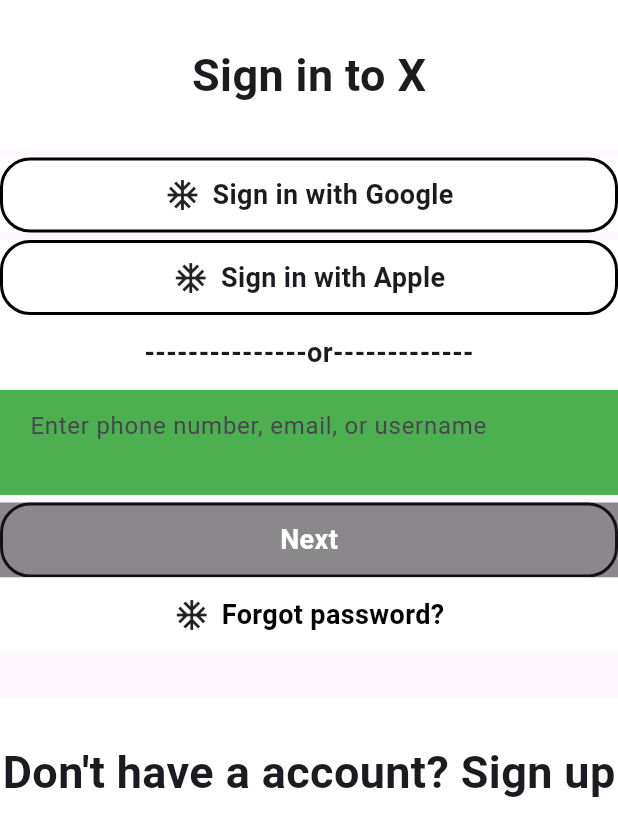
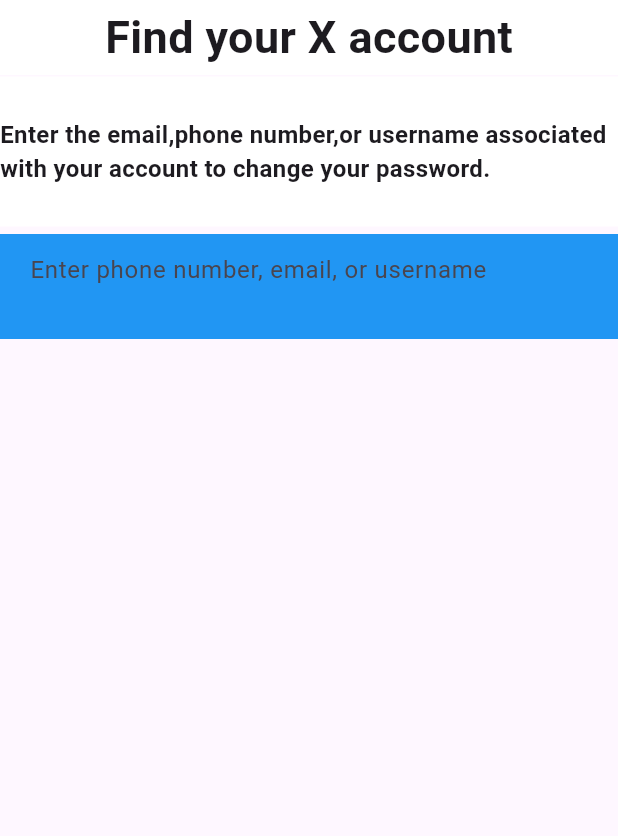
Before and after one commit to MudeNalinNaik/list_data, a Flutter app: the screen it shows after launch, on a phone screen of 412 x 824 dp. Shown: the top 836 px of the screen. Run offline on Flutter 3.47's test engine with Material 3 defaults, Android fonts, the phone set to English and light mode, and no system bars.

Commit message:
twitterloginpage03

```diff
--- a/lib/main.dart
+++ b/lib/main.dart
@@ -30,107 +30,35 @@ class _HomepageState extends State<Homepage> {
       body: Column(
         children: [
           Container(
+            height: 50,
+            width: MediaQuery.of(context).size.width,
+            color: Colors.white,
+            child: const Center(
+              child: Text(
+                'Find your X account',
+                style: TextStyle(fontWeight: FontWeight.bold, fontSize: 30),
+              ),
+            ),
+          ), //cont 1
+          SizedBox(height: 1,width: MediaQuery.of(context).size.width,),
+          Container(
             height: 100,
             width: MediaQuery.of(context).size.width,
             color: Colors.white,
             child: const Center(
               child: Text(
-                'Sign in to X',
-                style: TextStyle(fontWeight: FontWeight.bold, fontSize: 30),
+                'Enter the email,phone number,or username associated with your account to change your password.',
+                style: TextStyle(fontWeight: FontWeight.bold, fontSize: 16),
               ),
             ),
-          ), //cont 1
+          ),// cont 2
           SizedBox(height: 5,width: MediaQuery.of(context).size.width,),
-          Container(
-            height: 50,
-            width: 700,
-            color: Colors.white,
-            child: Container(
-              decoration: BoxDecoration(
-                borderRadius: BorderRadius.horizontal(
-                  left: Radius.circular(20),
-                  right: Radius.circular(20),
-                ),
-                border: Border.all(
-                  color: Colors.black,
-                  width: 2, // Set your desired border width
-                ),
-              ),
-              child: ClipRRect(
-                borderRadius: BorderRadius.horizontal(
-                  left: Radius.circular(18), // Adjusted to account for border width
-                  right: Radius.circular(18), // Adjusted to account for border width
-                ),
-                child: Row(
-                  mainAxisAlignment: MainAxisAlignment.center,
-                  children: [
-                    Padding(
-                      padding: const EdgeInsets.only(right: 8.0),
-                      child: Icon(Icons.ac_unit), // Use the appropriate Google icon
-                    ),
-                    Text(
-                      'Sign in with Google',
-                      style: TextStyle(fontWeight: FontWeight.bold, fontSize: 18),
-                    ),
-                  ],
-                ),
-              ),
-            ),
-          ), // cont 2
-          SizedBox(height: 5,width: MediaQuery.of(context).size.width,),
-          Container(
-            height: 50,
-            width: 700,
-            color: Colors.white,
-            child: Container(
-              decoration: BoxDecoration(
-                borderRadius: BorderRadius.horizontal(
-                  left: Radius.circular(20),
-                  right: Radius.circular(20),
-                ),
-                border: Border.all(
-                  color: Colors.black,
-                  width: 2, // Set your desired border width
-                ),
-              ),
-              child: ClipRRect(
-                borderRadius: BorderRadius.horizontal(
-                  left: Radius.circular(18), // Adjusted to account for border width
-                  right: Radius.circular(18), // Adjusted to account for border width
-                ),
-                child: Row(
-                  mainAxisAlignment: MainAxisAlignment.center,
-                  children: [
-                    Padding(
-                      padding: const EdgeInsets.only(right: 8.0),
-                      child: Icon(Icons.ac_unit), // Use the appropriate Google icon
-                    ),
-                    Text(
-                      'Sign in with Apple',
-                      style: TextStyle(fontWeight: FontWeight.bold, fontSize: 18),
-                    ),
-                  ],
-                ),
-              ),
-            ),
-          ),//cont 3
-          Container(
-            height: 50,
-            width: MediaQuery.of(context).size.width,
-            color: Colors.white,
-            child: const Center(
-              child: Text(
-                '---------------or-------------',
-                style: TextStyle(fontWeight: FontWeight.bold, fontSize: 18),
-              ),
-            ),
-          ), // cont 4
           Container(
             padding: EdgeInsets.symmetric(horizontal: 20),
             height: 70,
             width: 700,
             decoration: BoxDecoration(
-              color: Colors.green,
+              color: Colors.blue,
             ),
             child: TextField(
               decoration: InputDecoration(
@@ -138,90 +66,8 @@ class _HomepageState extends State<Homepage> {
                 hintText: 'Enter phone number, email, or username',
               ),
             ),
-          ),
-          //cont 5
-          SizedBox(height: 5,width: MediaQuery.of(context).size.width,),
-          Container(
-            height: 50,
-            width: 700,
-            color: Colors.black45,
-            child: Container(
-              decoration: BoxDecoration(
-                borderRadius: BorderRadius.horizontal(
-                  left: Radius.circular(20),
-                  right: Radius.circular(20),
-                ),
-                border: Border.all(
-                  color: Colors.black87,
-                  width: 2, // Set your desired border width
-                ),
-              ),
-              child: ClipRRect(
-                borderRadius: BorderRadius.horizontal(
-                  left: Radius.circular(18), // Adjusted to account for border width
-                  right: Radius.circular(18), // Adjusted to account for border width
-                ),
-                child: Row(
-                  mainAxisAlignment: MainAxisAlignment.center,
-                  children: [
+          ),//cont 3
 
-                    Text(
-                      'Next',
-                      style: TextStyle(fontWeight: FontWeight.bold, fontSize: 18,color: Colors.white),
-                    ),
-                  ],
-                ),
-              ),
-            ),
-          ),//cont 6
-          Container(
-            height: 50,
-            width: 700,
-            color: Colors.white,
-            child: Container(
-              decoration: BoxDecoration(
-                borderRadius: BorderRadius.horizontal(
-                  left: Radius.circular(20),
-                  right: Radius.circular(20),
-                ),
-                border: Border.all(
-                  color: Colors.white,
-                  width: 2, // Set your desired border width
-                ),
-              ),
-              child: ClipRRect(
-                borderRadius: BorderRadius.horizontal(
-                  left: Radius.circular(18), // Adjusted to account for border width
-                  right: Radius.circular(18), // Adjusted to account for border width
-                ),
-                child: Row(
-                  mainAxisAlignment: MainAxisAlignment.center,
-                  children: [
-                    Padding(
-                      padding: const EdgeInsets.only(right: 8.0),
-                      child: Icon(Icons.ac_unit), // Use the appropriate Google icon
-                    ),
-                    Text(
-                      'Forgot password?',
-                      style: TextStyle(fontWeight: FontWeight.bold, fontSize: 18,color: Colors.black),
-                    ),
-                  ],
-                ),
-              ),
-            ),
-          ), //cont 7
-          SizedBox(height: 30,width: MediaQuery.of(context).size.width,),
-          Container(
-            height: 100,
-            width: MediaQuery.of(context).size.width,
-            color: Colors.white,
-            child: const Center(
-              child: Text(
-                "Don't have a account? Sign up",
-                style: TextStyle(fontWeight: FontWeight.bold, fontSize: 30),
-              ),
-            ),
-          ), //cont 8
         ],
       ),
     );
```
